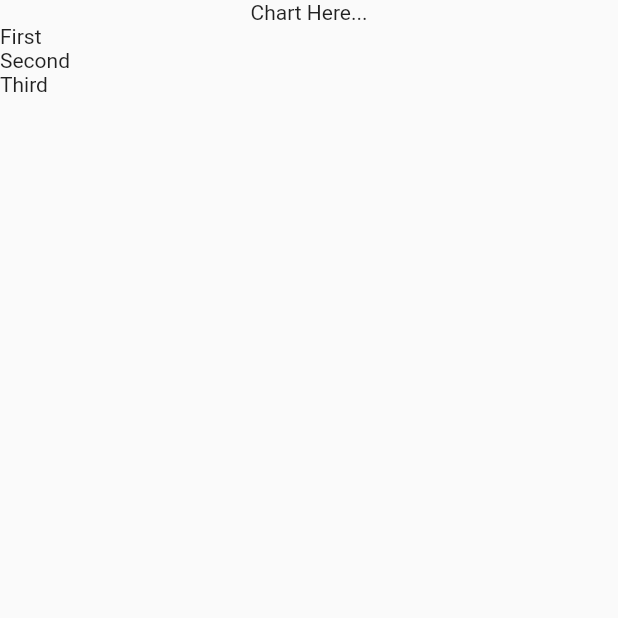
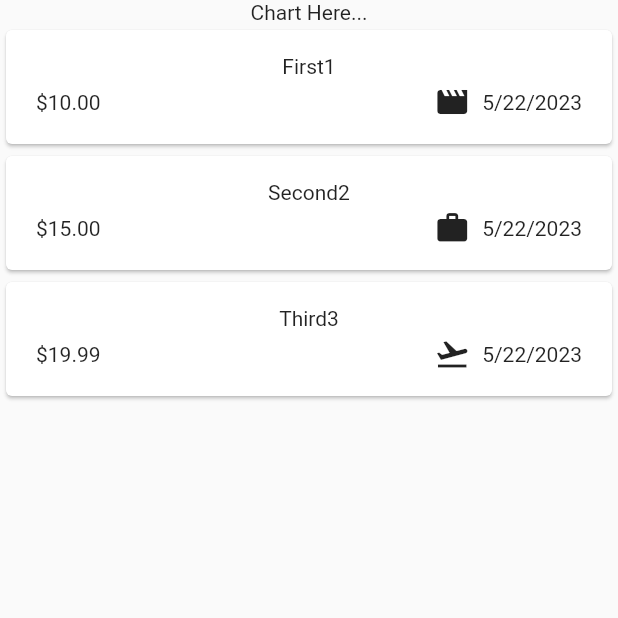
Before and after one commit to Vidhish-Trivedi/Expense-Tracker-FlutterBasics, a Flutter app: the screen it shows after launch, on a phone screen of 412 x 824 dp, the top half of it. Run offline on Flutter 3.47's test engine with Material 2 defaults, Android fonts, the phone set to English and light mode, and no system bars.

Commit message:
add cards for each expense item

```diff
--- a/lib/main.dart
+++ b/lib/main.dart
@@ -1,5 +1,5 @@
 import 'package:flutter/material.dart';
-import 'package:expense_tracker/expenses.dart';
+import 'package:expense_tracker/widgets/expenses.dart';
 
 void main() {
   runApp(
--- a/lib/models/expense.dart
+++ b/lib/models/expense.dart
@@ -1,7 +1,9 @@
 import 'package:flutter/material.dart';
 import 'package:uuid/uuid.dart';
+import 'package:intl/intl.dart';
 
 const uuid = Uuid();
+final formatter = DateFormat.yMd();
 
 enum Category {
   food,
@@ -9,6 +11,13 @@ enum Category {
   leisure,
   work,
 }
+
+const categoryIcons = {
+  Category.food: Icons.lunch_dining,
+  Category.travel: Icons.flight_takeoff,
+  Category.leisure: Icons.movie,
+  Category.work: Icons.work
+};
 
 class Expense {
   Expense({
@@ -23,6 +32,10 @@ class Expense {
   final double amount;
   final DateTime date;
   final Category category;
+
+  String get formattedDate {
+    return(formatter.format(date));
+  }
 }
 
 // In Dart, "initializer lists" can be used to initialize
--- a/lib/expenses.dart
+++ b/lib/widgets/expenses.dart
@@ -1,6 +1,6 @@
 import 'package:flutter/material.dart';
 import 'package:expense_tracker/models/expense.dart';
-import 'package:expense_tracker/expenses_list.dart';
+import 'package:expense_tracker/widgets/expenses_list/expenses_list.dart';
 
 class Expenses extends StatefulWidget {
   const Expenses({super.key});
@@ -14,19 +14,19 @@ class Expenses extends StatefulWidget {
 class _ExpensesState extends State<Expenses> {
   final List<Expense> _registeredExpenses = [
     Expense(
-      title: "First",
+      title: "First1",
       amount: 10.00,
       date: DateTime.now(),
       category: Category.leisure,
     ),
     Expense(
-      title: "Second",
+      title: "Second2",
       amount: 15,
       date: DateTime.now(),
       category: Category.work,
     ),
     Expense(
-        title: "Third",
+        title: "Third3",
         amount: 19.99,
         date: DateTime.now(),
         category: Category.travel),
--- /dev/null
+++ b/lib/widgets/expenses_list/expense_item.dart
@@ -0,0 +1,44 @@
+import 'package:flutter/material.dart';
+import 'package:expense_tracker/models/expense.dart';
+
+class ExpenseItem extends StatelessWidget {
+  const ExpenseItem(this.expense, {super.key});
+
+  final Expense expense;
+
+  @override
+  Widget build(BuildContext context) {
+    return (Card(
+      child: Padding(
+        padding: const EdgeInsets.symmetric(
+          vertical: 16,
+          horizontal: 20,
+        ),
+        child: Column(
+          children: [
+            Text(expense.title),
+            const SizedBox(
+              height: 4,
+            ),
+            Row(
+              children: [
+                Text("\$${expense.amount.toStringAsFixed(2)}"),
+                // This will format the double data type.
+                const Spacer(),
+                Row(
+                  children: [
+                    Icon(categoryIcons[expense.category]),
+                    const SizedBox(
+                      width: 8,
+                    ),
+                    Text(expense.formattedDate),
+                  ],
+                ),
+              ],
+            ),
+          ],
+        ),
+      ),
+    ));
+  }
+}
--- a/lib/expenses_list.dart
+++ b/lib/widgets/expenses_list/expenses_list.dart
@@ -1,5 +1,6 @@
 import 'package:flutter/material.dart';
 import 'package:expense_tracker/models/expense.dart';
+import 'package:expense_tracker/widgets/expenses_list/expense_item.dart';
 
 class ExpensesList extends StatelessWidget {
   const ExpensesList({
@@ -15,7 +16,7 @@ class ExpensesList extends StatelessWidget {
       ListView.builder(
         itemBuilder: (context, index) {
           return(
-            Text(expenses[index].title)
+            ExpenseItem(expenses[index])
           );
         },
         itemCount: expenses.length,
--- a/pubspec.yaml
+++ b/pubspec.yaml
@@ -36,6 +36,7 @@ dependencies:
   # The following adds the Cupertino Icons font to your application.
   # Use with the CupertinoIcons class for iOS style icons.
   cupertino_icons: ^1.0.2
+  intl: ^0.18.1
 
 dev_dependencies:
   flutter_test:
```
Also changed, not shown: pubspec.lock.
